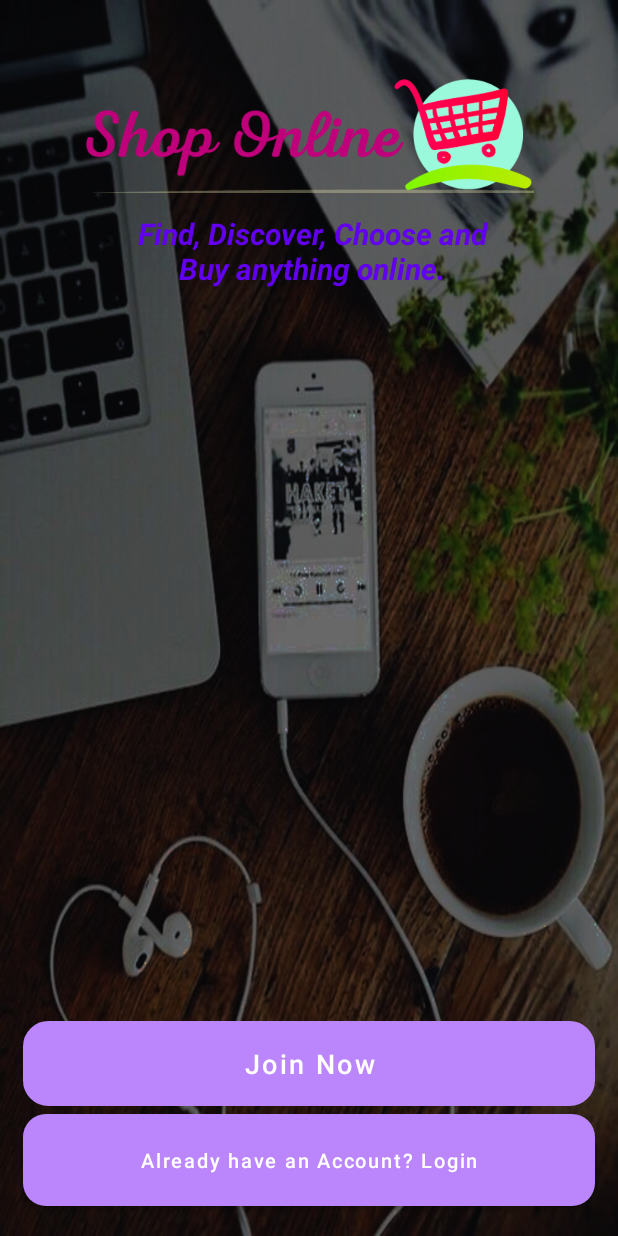
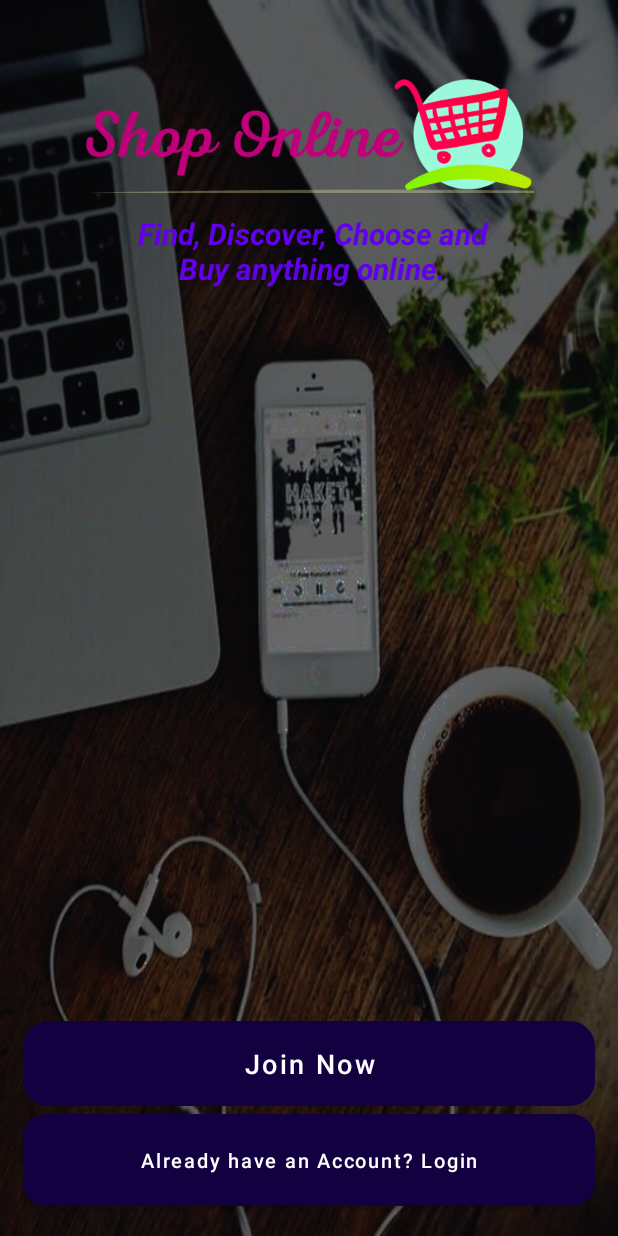
Before and after one commit to heistejiri/E-commerce-Android-App, an Android app: the screen it shows after launch (MainActivity), on a phone screen of 412 x 824 dp. Run offline under Robolectric (Android 15) with nearby library versions, the phone set to English and light mode, and no system bars.

Commit message:
Update colors.xml

```diff
--- a/app/src/main/res/values/colors.xml
+++ b/app/src/main/res/values/colors.xml
@@ -8,7 +8,7 @@
     <color name="colorOnSecondary">#FF000000</color>
     <color name="white">#FFFFFFFF</color>
 
-    <color name="colorBKG">#FFBB86FC</color>
-    <color name="purple_500">#FFBB86FC</color>
+    <color name="colorBKG">#130041</color>
+    <color name="purple_500">#130041</color>
 
 </resources>
```
